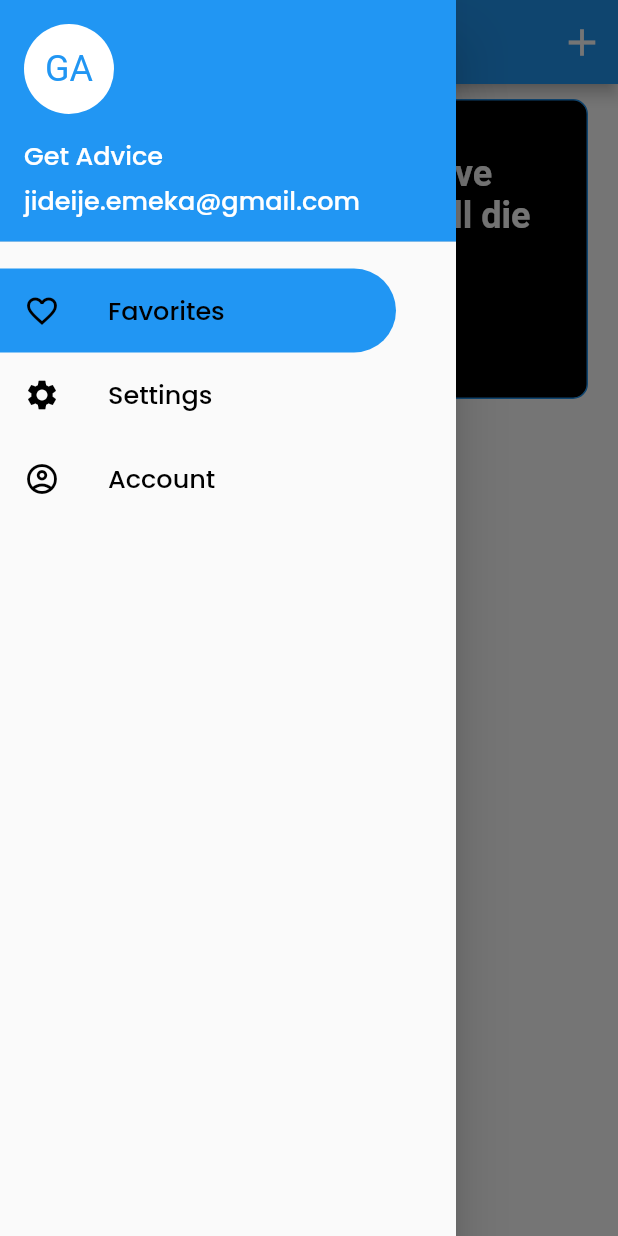
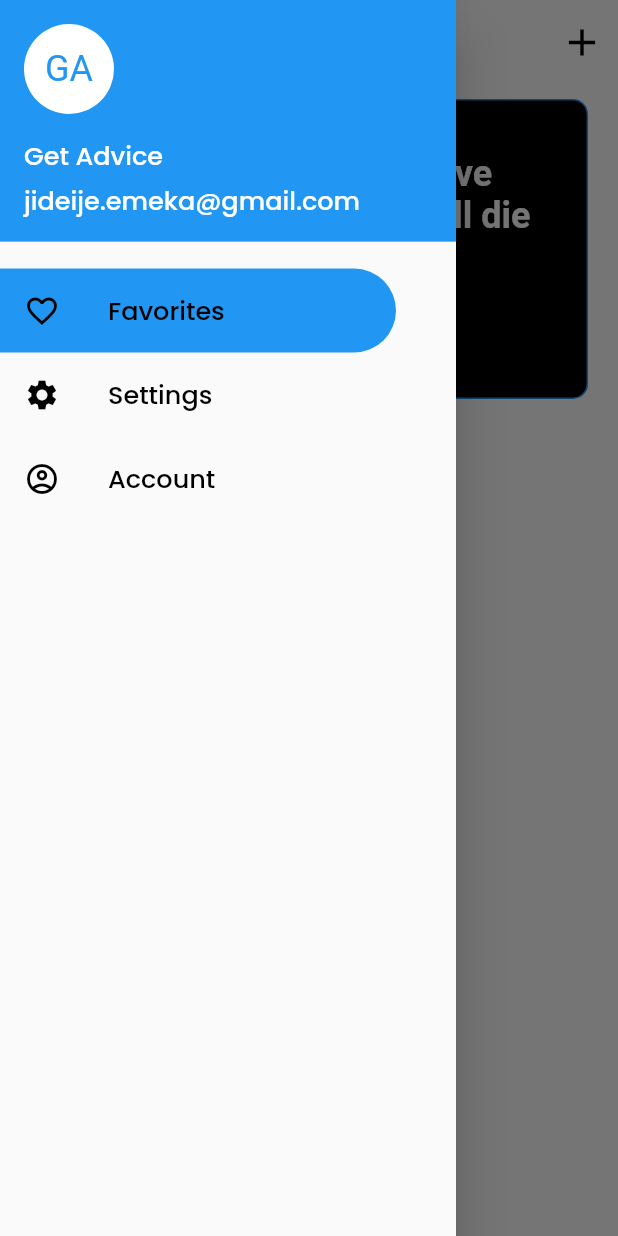
Before and after one commit to JideijeEmeka/life_advice, a Flutter app: the screen it shows after launch, in the side drawer, after a tap on the "menu" icon, on a phone screen of 412 x 824 dp. Run offline on Flutter 3.47's test engine with Material 2 defaults, Android fonts, the phone set to English and light mode, and no system bars; drawn by our look-alikes of overlay_support; our stand-ins replace connectivity_plus, google_fonts, internet_connection_checker, mvc_pattern, persistent_bottom_nav_bar_v2, shared_preferences.

Commit message:
Change from Life advice to Get advice

```diff
--- a/lib/views/home_view.dart
+++ b/lib/views/home_view.dart
@@ -5,6 +5,7 @@ import 'package:life_advice/views/details_view.dart';
 import 'package:life_advice/widgets/drawer_widget.dart';
 import 'package:life_advice/widgets/snack_bar_widget.dart';
 import 'package:mvc_pattern/mvc_pattern.dart';
+import 'package:google_fonts/google_fonts.dart';
 
 class HomeView extends StatefulWidget {
   const HomeView({Key? key}) : super(key: key);
@@ -36,15 +37,19 @@ class _HomeViewState extends StateMVC<HomeView> {
       key: scaffoldKey,
       appBar: AppBar(
         automaticallyImplyLeading: false,
-        title: const Text('Life Advice'),
-        titleTextStyle: const TextStyle(
-            fontSize: 17),
+        backgroundColor: Colors.white,
+        elevation: 0.0,
+        title: const Text('Get Advice'),
+        titleTextStyle: GoogleFonts.lobster(
+          textStyle: const TextStyle(fontWeight: FontWeight.w500, fontSize: 18,
+            letterSpacing: 1.5, color: Colors.black)
+        ),
         centerTitle: true,
         leading: IconButton(
           onPressed: () {
             scaffoldKey.currentState!.openDrawer();
           },
-            icon: const Icon(Icons.menu)),
+            icon: const Icon(Icons.menu, color: Colors.black,)),
         actions: [
           /// Add to favorite list
           !con.favAdviceList.contains(con.advice.isNotEmpty ?
@@ -61,7 +66,7 @@ class _HomeViewState extends StateMVC<HomeView> {
             ScaffoldMessenger.of(context).showSnackBar(snackBar(
                 message: 'Added to favorites!'));
           },
-              icon: const Icon(Icons.add, color: Colors.white, size: 30,))
+              icon: const Icon(Icons.add, color: Colors.black, size: 30,))
           /// Remove from favorite
           : IconButton(onPressed: () async {
             con.deleteFavById(context, con.advice.isNotEmpty ?
@@ -69,7 +74,7 @@ class _HomeViewState extends StateMVC<HomeView> {
                 'live like you will die tomorrow' : con.saved);
             debugPrint('see latest advice list: ${con.favAdviceList}');
           },
-              icon: const Icon(Icons.check, color: Colors.white, size: 30,))
+              icon: const Icon(Icons.check, color: Colors.black, size: 30,))
         ],
       ),
       drawer: const AppDrawer(),
@@ -145,6 +150,7 @@ class _HomeViewState extends StateMVC<HomeView> {
                   con.advice['slip']['id'].toString());
             },
                 style: ElevatedButton.styleFrom(
+                  elevation: 0.0,
                   shape: RoundedRectangleBorder(
                     borderRadius: BorderRadius.circular(5)
                   ),
@@ -152,7 +158,7 @@ class _HomeViewState extends StateMVC<HomeView> {
                       horizontal: 25, vertical: 15),
                   textStyle: AppTextStyles.normalTextStyle(color: Colors.white)
                 ),
-                child: const Text('Get Advice')),
+                child: const Text('Advice me')),
           ],
         ),
       ),
```
